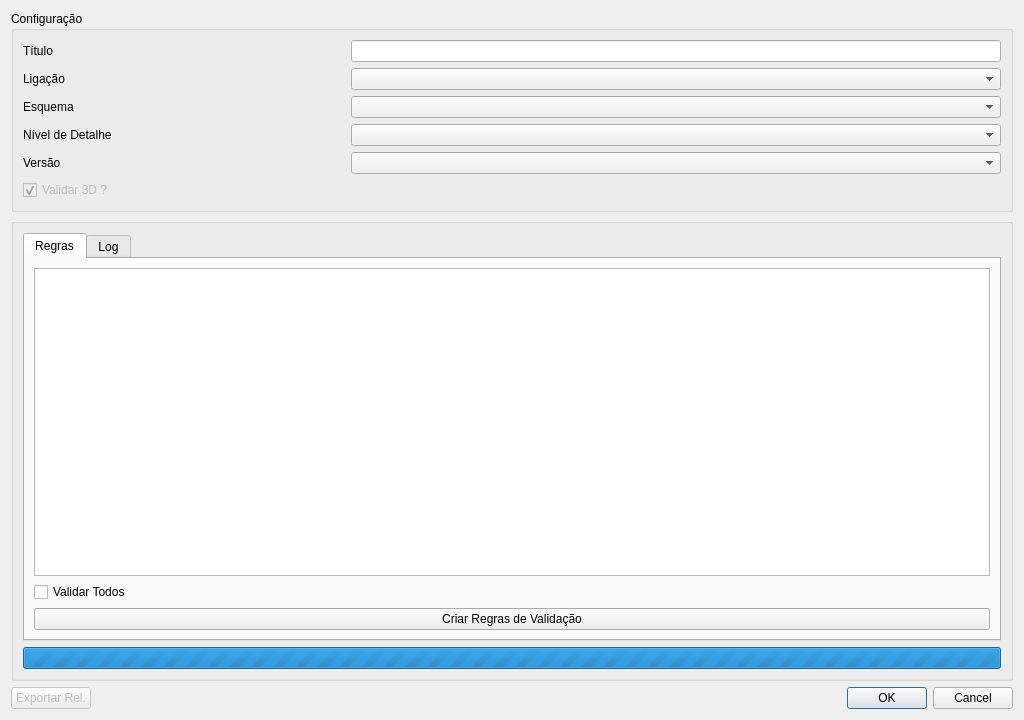
Qt form plugin/ui/validation_dialog.ui (dgterritorio/recart-plugin) before a commit.
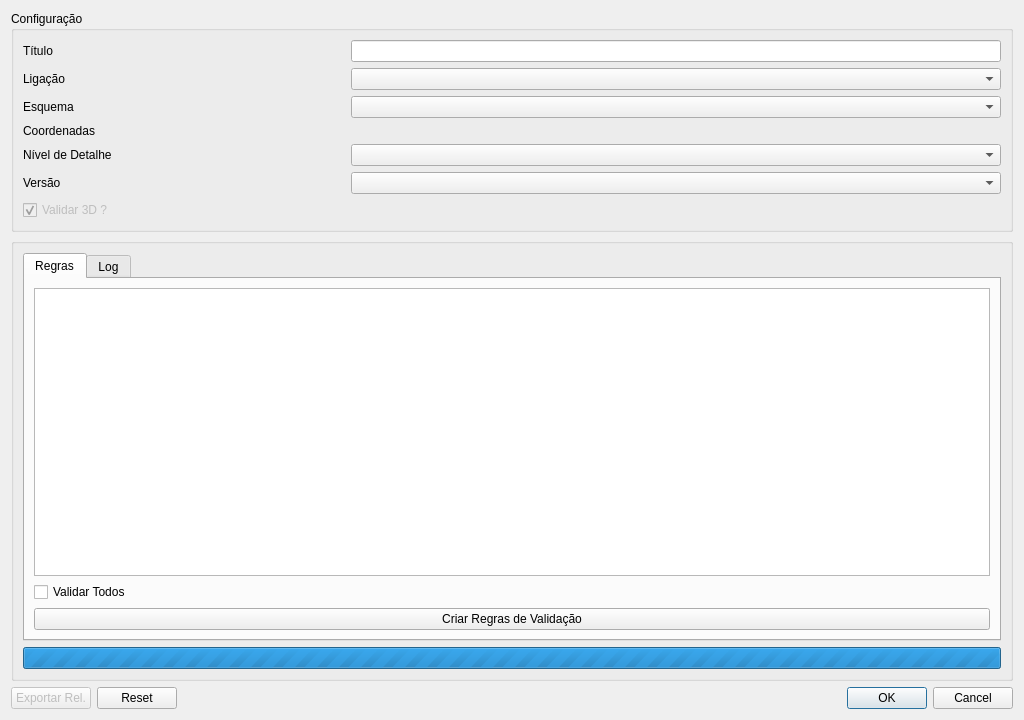
The same form after that commit. Custom widgets are drawn as their Qt base class.

Commit message: Suporte para diferentes sistemas de coordenadas

Patch:
```diff
--- a/plugin/ui/validation_dialog.ui
+++ b/plugin/ui/validation_dialog.ui
@@ -14,13 +14,13 @@
             <string>Direção-Geral do Território - Recart - Validar Cartografia</string>
         </property>
         <property name="locale">
-            <locale language="Portuguese" country="Portugal" />
+   <locale language="Portuguese" country="Portugal"/>
         </property>
         <layout class="QGridLayout" name="gridLayout">
             <item row="2" column="1">
                 <widget class="QDialogButtonBox" name="buttonBox">
                     <property name="standardButtons">
-                        <set>QDialogButtonBox::Cancel|QDialogButtonBox::Ok</set>
+      <set>QDialogButtonBox::Cancel|QDialogButtonBox::Ok|QDialogButtonBox::Reset</set>
                     </property>
                 </widget>
             </item>
@@ -45,6 +45,42 @@
                                     <string>Configuração</string>
                                 </property>
                                 <layout class="QGridLayout" name="gridLayout_3">
+         <item row="6" column="1" colspan="2">
+          <widget class="QComboBox" name="versaocomboBox"/>
+         </item>
+         <item row="5" column="1" colspan="2">
+          <widget class="QComboBox" name="comboBox"/>
+         </item>
+         <item row="5" column="0">
+          <widget class="QLabel" name="label_4">
+           <property name="text">
+            <string>Nível de Detalhe</string>
+           </property>
+          </widget>
+         </item>
+         <item row="7" column="0">
+          <widget class="QCheckBox" name="checkBox">
+           <property name="enabled">
+            <bool>false</bool>
+           </property>
+           <property name="visible">
+            <bool>false</bool>
+           </property>
+           <property name="text">
+            <string>Validar 3D ?</string>
+           </property>
+           <property name="checked">
+            <bool>true</bool>
+           </property>
+          </widget>
+         </item>
+         <item row="6" column="0">
+          <widget class="QLabel" name="label">
+           <property name="text">
+            <string>Versão</string>
+           </property>
+          </widget>
+         </item>
                                     <item row="2" column="0">
                                         <widget class="QLabel" name="label_3">
                                             <property name="text">
@@ -52,9 +88,6 @@
                                             </property>
                                         </widget>
                                     </item>
-                                    <item row="1" column="1" colspan="2">
-                                        <widget class="QComboBox" name="connCombo" />
-                                    </item>
                                     <item row="1" column="0">
                                         <widget class="QLabel" name="label_11">
                                             <property name="text">
@@ -63,7 +96,10 @@
                                         </widget>
                                     </item>
                                     <item row="2" column="1" colspan="2">
-                                        <widget class="QComboBox" name="schemaName" />
+          <widget class="QComboBox" name="schemaName"/>
+         </item>
+         <item row="0" column="1" colspan="2">
+          <widget class="QLineEdit" name="lineEdit"/>
                                     </item>
                                     <item row="0" column="0">
                                         <widget class="QLabel" name="label_12">
@@ -72,42 +108,16 @@
                                             </property>
                                         </widget>
                                     </item>
-                                    <item row="0" column="1" colspan="2">
-                                        <widget class="QLineEdit" name="lineEdit" />
-                                    </item>
-                                    <item row="3" column="0">
-                                        <widget class="QLabel" name="label_4">
-                                            <property name="text">
-                                                <string>Nível de Detalhe</string>
-                                            </property>
-                                        </widget>
-                                    </item>
-                                    <item row="5" column="0">
-                                        <widget class="QCheckBox" name="checkBox">
-                                            <property name="enabled">
-                                                <bool>false</bool>
-                                            </property>
-                                            <property name="text">
-                                                <string>Validar 3D ?</string>
-                                            </property>
-                                            <property name="checked">
-                                                <bool>true</bool>
-                                            </property>
-                                            <property name="visible">
-                                                <bool>false</bool>
-                                            </property>
-                                        </widget>
-                                    </item>
-                                    <item row="3" column="1" colspan="2">
-                                        <widget class="QComboBox" name="comboBox" />
-                                    </item>
-                                    <item row="4" column="1" colspan="2">
-                                        <widget class="QComboBox" name="versaocomboBox" />
+         <item row="1" column="1" colspan="2">
+          <widget class="QComboBox" name="connCombo"/>
+         </item>
+         <item row="4" column="1">
+          <widget class="QgsProjectionSelectionWidget" name="mQgsProjectionSelectionWidget"/>
                                     </item>
                                     <item row="4" column="0">
-                                        <widget class="QLabel" name="label">
+          <widget class="QLabel" name="label_2">
                                             <property name="text">
-                                                <string>Versão</string>
+            <string>Coordenadas</string>
                                             </property>
                                         </widget>
                                     </item>
@@ -117,7 +127,7 @@
                         <item row="2" column="0" colspan="2">
                             <widget class="QGroupBox" name="groupBox_5">
                                 <property name="title">
-                                    <string />
+         <string/>
                                 </property>
                                 <layout class="QVBoxLayout" name="verticalLayout_2">
                                     <item>
@@ -131,7 +141,7 @@
                                                 </attribute>
                                                 <layout class="QVBoxLayout" name="verticalLayout">
                                                     <item>
-                                                        <widget class="QTableView" name="tableView" />
+              <widget class="QTableView" name="tableView"/>
                                                     </item>
                                                     <item>
                                                         <widget class="QCheckBox" name="checkBoxAll">
@@ -155,7 +165,7 @@
                                                 </attribute>
                                                 <layout class="QVBoxLayout" name="verticalLayout_3">
                                                     <item>
-                                                        <widget class="QPlainTextEdit" name="plainTextEdit" />
+              <widget class="QPlainTextEdit" name="plainTextEdit"/>
                                                     </item>
                                                 </layout>
                                             </widget>
@@ -189,7 +199,14 @@
             </item>
         </layout>
     </widget>
-    <resources />
+ <customwidgets>
+  <customwidget>
+   <class>QgsProjectionSelectionWidget</class>
+   <extends>QWidget</extends>
+   <header>qgsprojectionselectionwidget.h</header>
+  </customwidget>
+ </customwidgets>
+ <resources/>
     <connections>
         <connection>
             <sender>buttonBox</sender>
```
Lines whose indentation alone changed are shown as unchanged. The commit also changes 14 other files.
